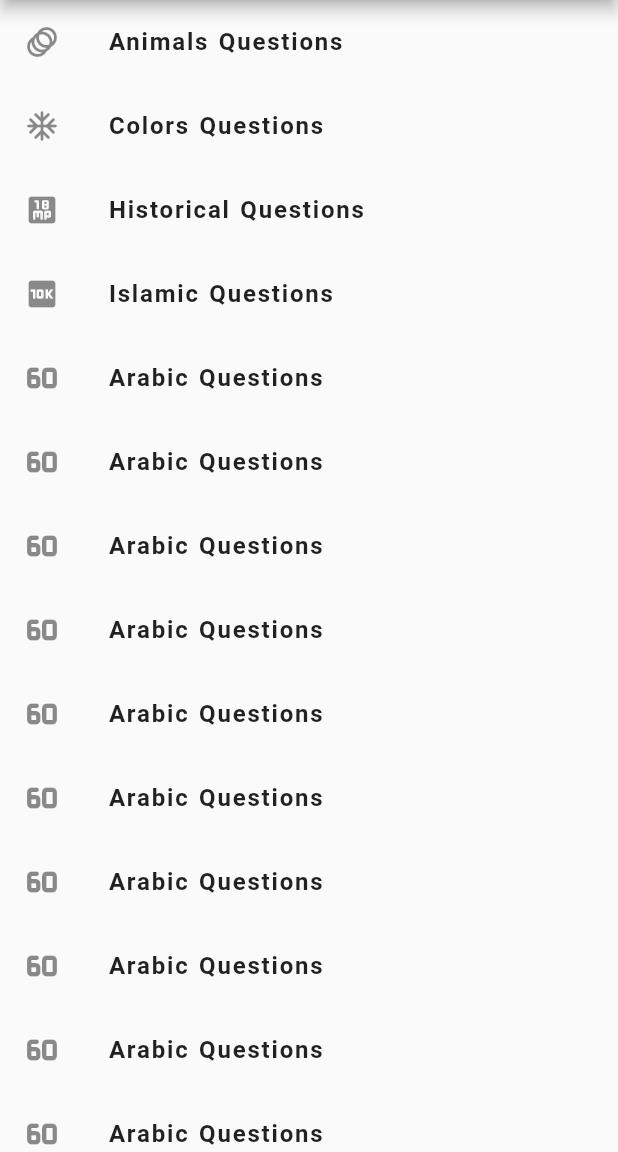
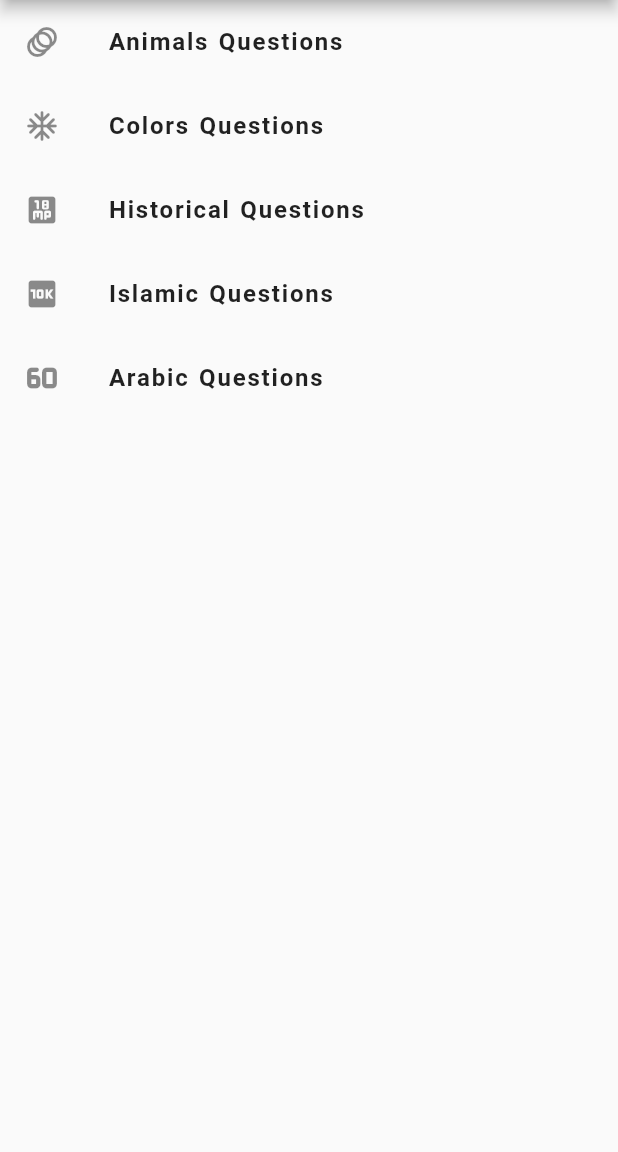
Before and after one commit to m-abdulmonem/quize-app, a Flutter app: the QuestionsView screen opened by its route, on a phone screen of 412 x 824 dp, the part 84-1236 px from its top. Run offline on Flutter 3.47's test engine with Material 2 defaults, Android fonts, the phone set to English and light mode, and no system bars; our stand-ins replace get, get_storage; accounts and stored records are empty.

Commit message:
fix issuse

```diff
--- a/lib/future/home/presentation/widgets/home_body.dart
+++ b/lib/future/home/presentation/widgets/home_body.dart
@@ -35,7 +35,7 @@ class HomeBody extends StatelessWidget {
               GetBuilder<QuestionController>(
                 init: QuestionController(),
                 builder: (con) => CustomText(
-                  controller.storage.read("points_key").toString(),
+                  (controller.storage.read("points_key") ?? 0).toString(),
                   fontSize: 60,
                 ),
               ),
--- a/lib/future/questions/presentation/manger/questions_controller.dart
+++ b/lib/future/questions/presentation/manger/questions_controller.dart
@@ -10,36 +10,6 @@ class QuestionsController extends GetxController{
     {'title': 'Colors', 'icon': Icons.ac_unit_rounded},
     {'title': 'Historical', 'icon': Icons.eighteen_mp_rounded},
     {'title': 'islamic', 'icon': Icons.ten_k},
-    {'title': 'arabic', 'icon': Icons.sixty_fps_rounded},
-    {'title': 'arabic', 'icon': Icons.sixty_fps_rounded},
-    {'title': 'arabic', 'icon': Icons.sixty_fps_rounded},
-    {'title': 'arabic', 'icon': Icons.sixty_fps_rounded},
-    {'title': 'arabic', 'icon': Icons.sixty_fps_rounded},
-    {'title': 'arabic', 'icon': Icons.sixty_fps_rounded},
-    {'title': 'arabic', 'icon': Icons.sixty_fps_rounded},
-    {'title': 'arabic', 'icon': Icons.sixty_fps_rounded},
-    {'title': 'arabic', 'icon': Icons.sixty_fps_rounded},
-    {'title': 'arabic', 'icon': Icons.sixty_fps_rounded},
-    {'title': 'arabic', 'icon': Icons.sixty_fps_rounded},
-    {'title': 'arabic', 'icon': Icons.sixty_fps_rounded},
-    {'title': 'arabic', 'icon': Icons.sixty_fps_rounded},
-    {'title': 'arabic', 'icon': Icons.sixty_fps_rounded},
-    {'title': 'arabic', 'icon': Icons.sixty_fps_rounded},
-    {'title': 'arabic', 'icon': Icons.sixty_fps_rounded},
-    {'title': 'arabic', 'icon': Icons.sixty_fps_rounded},
-    {'title': 'arabic', 'icon': Icons.sixty_fps_rounded},
-    {'title': 'arabic', 'icon': Icons.sixty_fps_rounded},
-    {'title': 'arabic', 'icon': Icons.sixty_fps_rounded},
-    {'title': 'arabic', 'icon': Icons.sixty_fps_rounded},
-    {'title': 'arabic', 'icon': Icons.sixty_fps_rounded},
-    {'title': 'arabic', 'icon': Icons.sixty_fps_rounded},
-    {'title': 'arabic', 'icon': Icons.sixty_fps_rounded},
-    {'title': 'arabic', 'icon': Icons.sixty_fps_rounded},
-    {'title': 'arabic', 'icon': Icons.sixty_fps_rounded},
-    {'title': 'arabic', 'icon': Icons.sixty_fps_rounded},
-    {'title': 'arabic', 'icon': Icons.sixty_fps_rounded},
-    {'title': 'arabic', 'icon': Icons.sixty_fps_rounded},
-    {'title': 'arabic', 'icon': Icons.sixty_fps_rounded},
     {'title': 'arabic', 'icon': Icons.sixty_fps_rounded},
   ];
   late int index;
```
Also changed, not shown: pubspec.lock, 3 other files.
